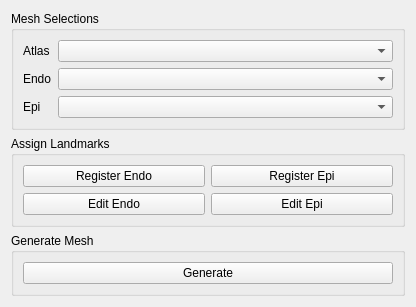
This is AtrialFibrePlugin.ui in ericspod/AtrialFibrePlugin as Qt 5 draws it before an edit. The edited form follows.
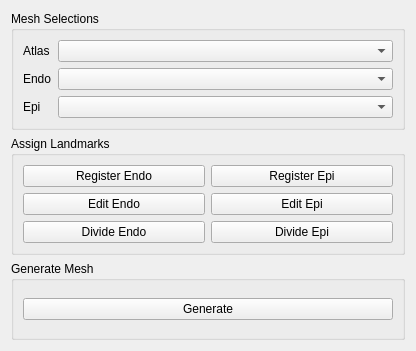
This is the edited form.

```diff
--- a/AtrialFibrePlugin.ui
+++ b/AtrialFibrePlugin.ui
@@ -7,7 +7,7 @@
     <x>0</x>
     <y>0</y>
     <width>416</width>
-    <height>269</height>
+    <height>351</height>
    </rect>
   </property>
   <property name="windowTitle">
@@ -108,6 +108,20 @@
         </property>
        </widget>
       </item>
+      <item row="2" column="0">
+       <widget class="QPushButton" name="endoDiv">
+        <property name="text">
+         <string>Divide Endo</string>
+        </property>
+       </widget>
+      </item>
+      <item row="2" column="1">
+       <widget class="QPushButton" name="epiDiv">
+        <property name="text">
+         <string>Divide Epi</string>
+        </property>
+       </widget>
+      </item>
      </layout>
     </widget>
    </item>
```
